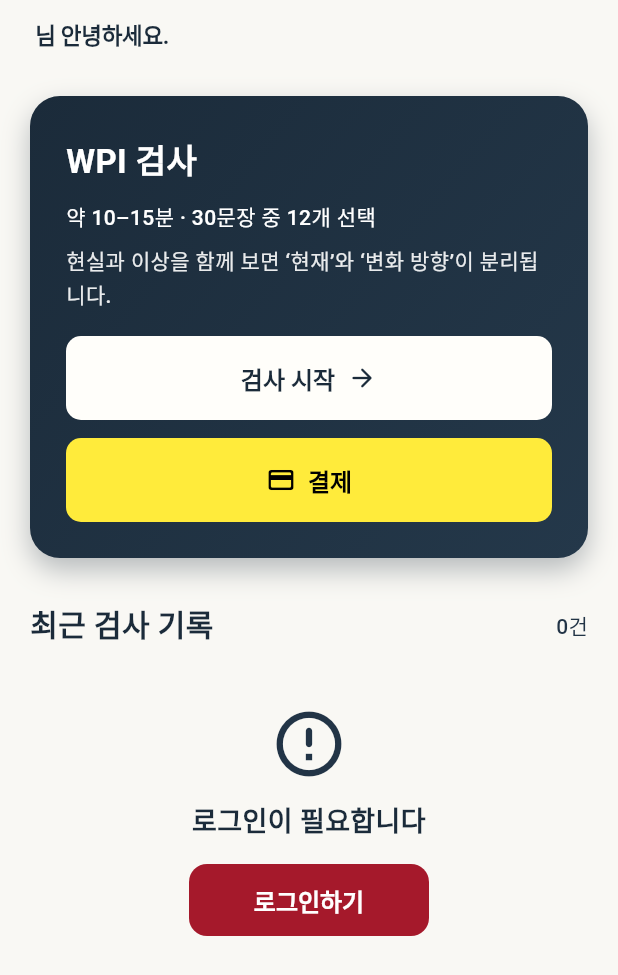
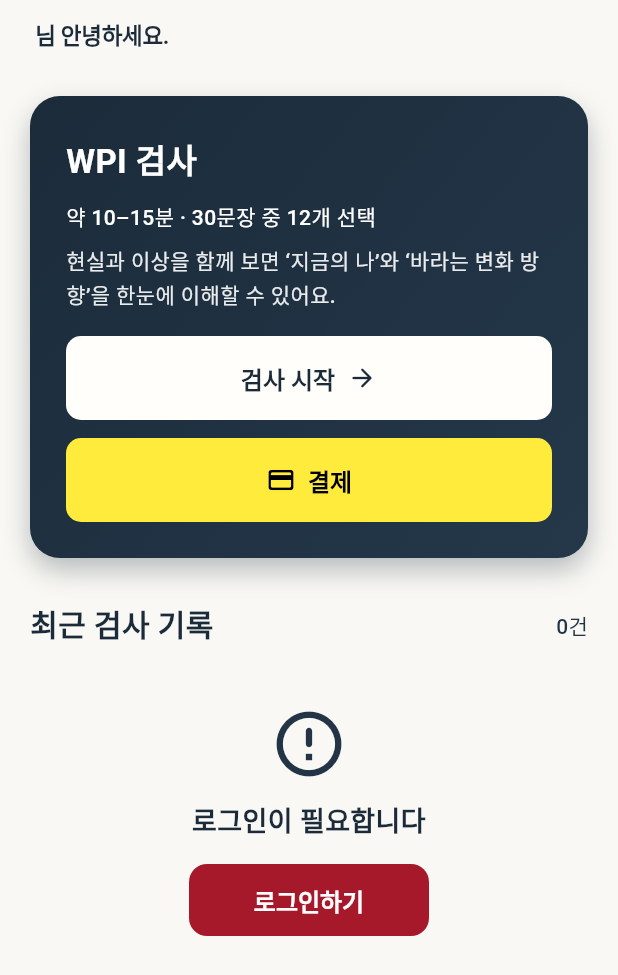
Before and after one commit to wpipainfree/interpreter_front_flutter, a Flutter app: the DashboardScreen screen opened directly, on a phone screen of 412 x 824 dp. Shown: the top 975 px of the screen. Run offline on Flutter 3.47's test engine with Material 3 defaults, Android fonts, the phone set to English and light mode, and no system bars; our stand-ins replace dio, flutter_local_notifications, flutter_markdown, flutter_secure_storage, flutter_svg, shared_preferences and 2 more; accounts and stored records are empty; Roboto replaces fonts that are missing (Pretendard).

Commit message:
Update text in DashboardScreen and strings.dart for clarity and consistency: refine descriptions to enhance user understanding of current and ideal states in WPI assessments.

```diff
--- a/lib/screens/dashboard_screen.dart
+++ b/lib/screens/dashboard_screen.dart
@@ -447,7 +447,7 @@ class _DashboardScreenState extends State<DashboardScreen> {
                     ),
                     const SizedBox(height: 6),
                     Text(
-                      '현실과 이상을 함께 보면 ‘현재’와 ‘변화 방향’이 분리됩니다.',
+                      '현실과 이상을 함께 보면 ‘지금의 나’와 ‘바라는 변화 방향’을 한눈에 이해할 수 있어요.',
                       style: AppTextStyles.bodySmall.copyWith(
                         color: AppColors.textOnDark.withOpacity(0.9),
                       ),
@@ -686,8 +686,8 @@ class _AccountCard extends StatelessWidget {
   }
 
   String _testTitleForFlow(int testId) {
-    if (testId == 3) return 'WPI이상 프로파일 검사';
-    return '현실 검사';
+    if (testId == 3) return 'WPI이상 검사';
+    return 'WPI현실 검사';
   }
 
   Future<void> _resumeOther(BuildContext context) async {
--- a/lib/utils/strings.dart
+++ b/lib/utils/strings.dart
@@ -22,5 +22,5 @@ class AppStrings {
   static const String resultDetailTitle = '내 결과(현실 + 이상)';
   static const String resultDetailLoadFail = '결과를 불러올 수 없습니다.';
   static const String resultDetailPurposeText =
-      '현실 결과는 “지금의 나”, 이상 결과는 “바라는 변화 방향”을 보여줘요. 두 결과를 함께 보면 현재 상태와 변화 방향을 분리해서 이해할 수 있어요.';
+      '현실 결과는 “지금의 나”, 이상 결과는 “바라는 변화 방향”을 보여줘요. 두 결과를 함께 보면 현재 상태와 변화 방향을 한눈에 이해할 수 있어요.';
 }
```
